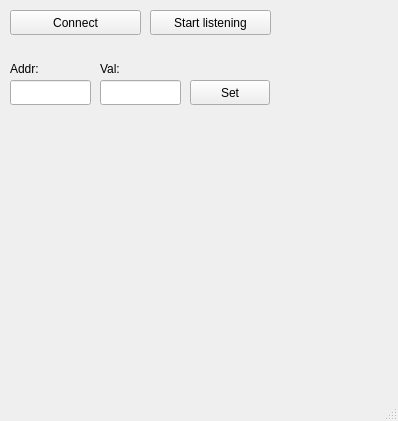
Qt form simmain.ui (colinbourassa/sd2-tester-sim) before a commit.
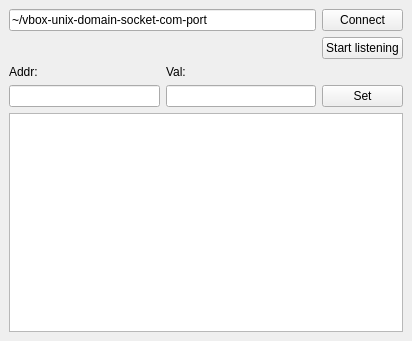
The same form after that commit.

Commit message: Provide socket name via box

Patch:
```diff
--- a/simmain.ui
+++ b/simmain.ui
@@ -6,111 +6,68 @@
    <rect>
     <x>0</x>
     <y>0</y>
-    <width>398</width>
-    <height>421</height>
+    <width>412</width>
+    <height>341</height>
    </rect>
   </property>
   <property name="windowTitle">
    <string>SimMain</string>
   </property>
   <widget class="QWidget" name="centralwidget">
+   <layout class="QGridLayout" name="gridLayout">
+    <item row="3" column="0">
+     <widget class="QLineEdit" name="addrBox"/>
+    </item>
+    <item row="0" column="2">
    <widget class="QPushButton" name="connectButton">
-    <property name="geometry">
-     <rect>
-      <x>10</x>
-      <y>10</y>
-      <width>131</width>
-      <height>25</height>
-     </rect>
-    </property>
     <property name="text">
      <string>Connect</string>
     </property>
    </widget>
-   <widget class="QLineEdit" name="addrBox">
-    <property name="geometry">
-     <rect>
-      <x>10</x>
-      <y>80</y>
-      <width>81</width>
-      <height>25</height>
-     </rect>
-    </property>
-   </widget>
+    </item>
+    <item row="3" column="2">
+     <widget class="QPushButton" name="setRAMButton">
+      <property name="text">
+       <string>Set</string>
+      </property>
+     </widget>
+    </item>
+    <item row="2" column="0">
    <widget class="QLabel" name="label">
-    <property name="geometry">
-     <rect>
-      <x>10</x>
-      <y>60</y>
-      <width>54</width>
-      <height>17</height>
-     </rect>
-    </property>
     <property name="text">
      <string>Addr:</string>
     </property>
    </widget>
+    </item>
+    <item row="2" column="1">
    <widget class="QLabel" name="label_2">
-    <property name="geometry">
-     <rect>
-      <x>100</x>
-      <y>60</y>
-      <width>54</width>
-      <height>17</height>
-     </rect>
-    </property>
     <property name="text">
      <string>Val:</string>
     </property>
    </widget>
-   <widget class="QLineEdit" name="valBox">
-    <property name="geometry">
-     <rect>
-      <x>100</x>
-      <y>80</y>
-      <width>81</width>
-      <height>25</height>
-     </rect>
-    </property>
-   </widget>
-   <widget class="QPushButton" name="setRAMButton">
-    <property name="geometry">
-     <rect>
-      <x>190</x>
-      <y>80</y>
-      <width>80</width>
-      <height>25</height>
-     </rect>
-    </property>
-    <property name="text">
-     <string>Set</string>
-    </property>
-   </widget>
+    </item>
+    <item row="1" column="2">
    <widget class="QPushButton" name="startListeningButton">
-    <property name="geometry">
-     <rect>
-      <x>150</x>
-      <y>10</y>
-      <width>121</width>
-      <height>25</height>
-     </rect>
-    </property>
     <property name="text">
      <string>Start listening</string>
     </property>
    </widget>
-  </widget>
-  <widget class="QMenuBar" name="menubar">
-   <property name="geometry">
-    <rect>
-     <x>0</x>
-     <y>0</y>
-     <width>398</width>
-     <height>22</height>
-    </rect>
-   </property>
-  </widget>
-  <widget class="QStatusBar" name="statusbar"/>
+    </item>
+    <item row="3" column="1">
+     <widget class="QLineEdit" name="valBox"/>
+    </item>
+    <item row="0" column="0" colspan="2">
+     <widget class="QLineEdit" name="domainSocketLine">
+      <property name="text">
+       <string>~/vbox-unix-domain-socket-com-port</string>
+      </property>
+     </widget>
+    </item>
+    <item row="4" column="0" colspan="3">
+     <widget class="QPlainTextEdit" name="plainTextEdit"/>
+    </item>
+   </layout>
+  </widget>
  </widget>
  <resources/>
  <connections/>
```
Lines whose indentation alone changed are shown as unchanged. The commit also changes 1 other file.
